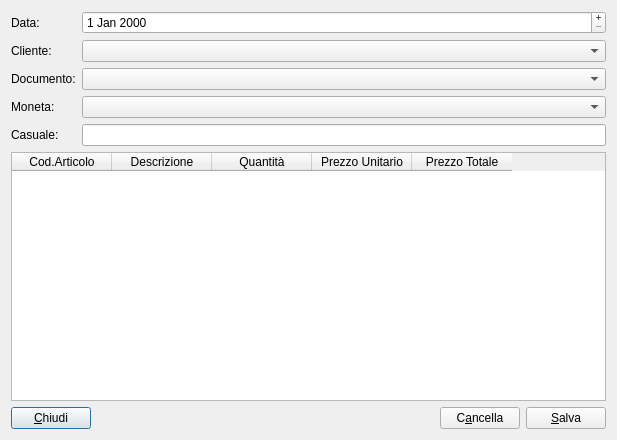
This is moduleDocumenti/documentiadddialog.ui in kvsd/Gestionale as Qt 5 draws it before an edit. The edited form follows.
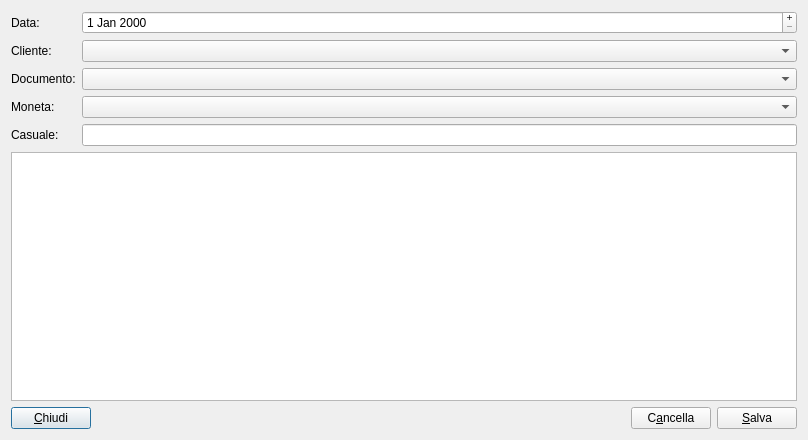
This is the edited form. Custom widgets are drawn as their Qt base class.

Commit message:
Aggiunta classe CustomTableWidget.
*Classe derivata da QTableWidget per la gestione degli articoli nel
 modulo documenti.

```diff
--- a/moduleDocumenti/documentiadddialog.ui
+++ b/moduleDocumenti/documentiadddialog.ui
@@ -6,7 +6,7 @@
    <rect>
     <x>0</x>
     <y>0</y>
-    <width>617</width>
+    <width>808</width>
     <height>440</height>
    </rect>
   </property>
@@ -77,33 +77,7 @@
     </layout>
    </item>
    <item>
-    <widget class="QTableWidget" name="tableWidget">
-     <column>
-      <property name="text">
-       <string>Cod.Articolo</string>
-      </property>
-     </column>
-     <column>
-      <property name="text">
-       <string>Descrizione</string>
-      </property>
-     </column>
-     <column>
-      <property name="text">
-       <string>Quantità</string>
-      </property>
-     </column>
-     <column>
-      <property name="text">
-       <string>Prezzo Unitario</string>
-      </property>
-     </column>
-     <column>
-      <property name="text">
-       <string>Prezzo Totale</string>
-      </property>
-     </column>
-    </widget>
+    <widget class="CustomTableWidget" name="tableWidget"/>
    </item>
    <item>
     <layout class="QHBoxLayout" name="horizontalLayout">
@@ -145,6 +119,13 @@
    </item>
   </layout>
  </widget>
+ <customwidgets>
+  <customwidget>
+   <class>CustomTableWidget</class>
+   <extends>QTableWidget</extends>
+   <header>moduleDocumenti/customtablewidget.h</header>
+  </customwidget>
+ </customwidgets>
  <resources/>
  <connections>
   <connection>
```
Left out of the diff: 4 changed lines with no effect on the pictures. The commit also changes 5 other files.
